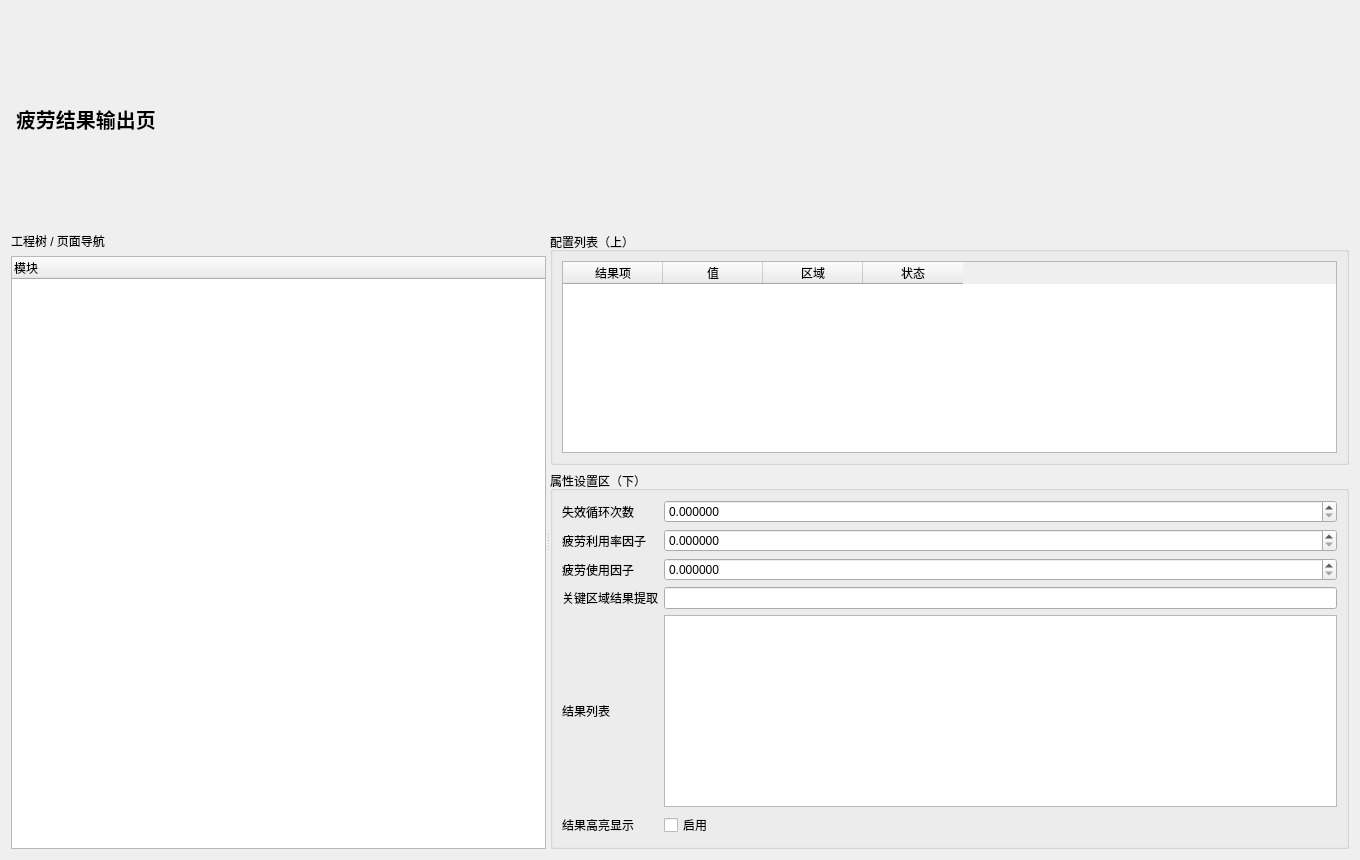
Before: the Qt Designer form plugins/Base_Display/FatigueResultOutputPage.ui in asd977/base_cae, drawn with Qt 5.
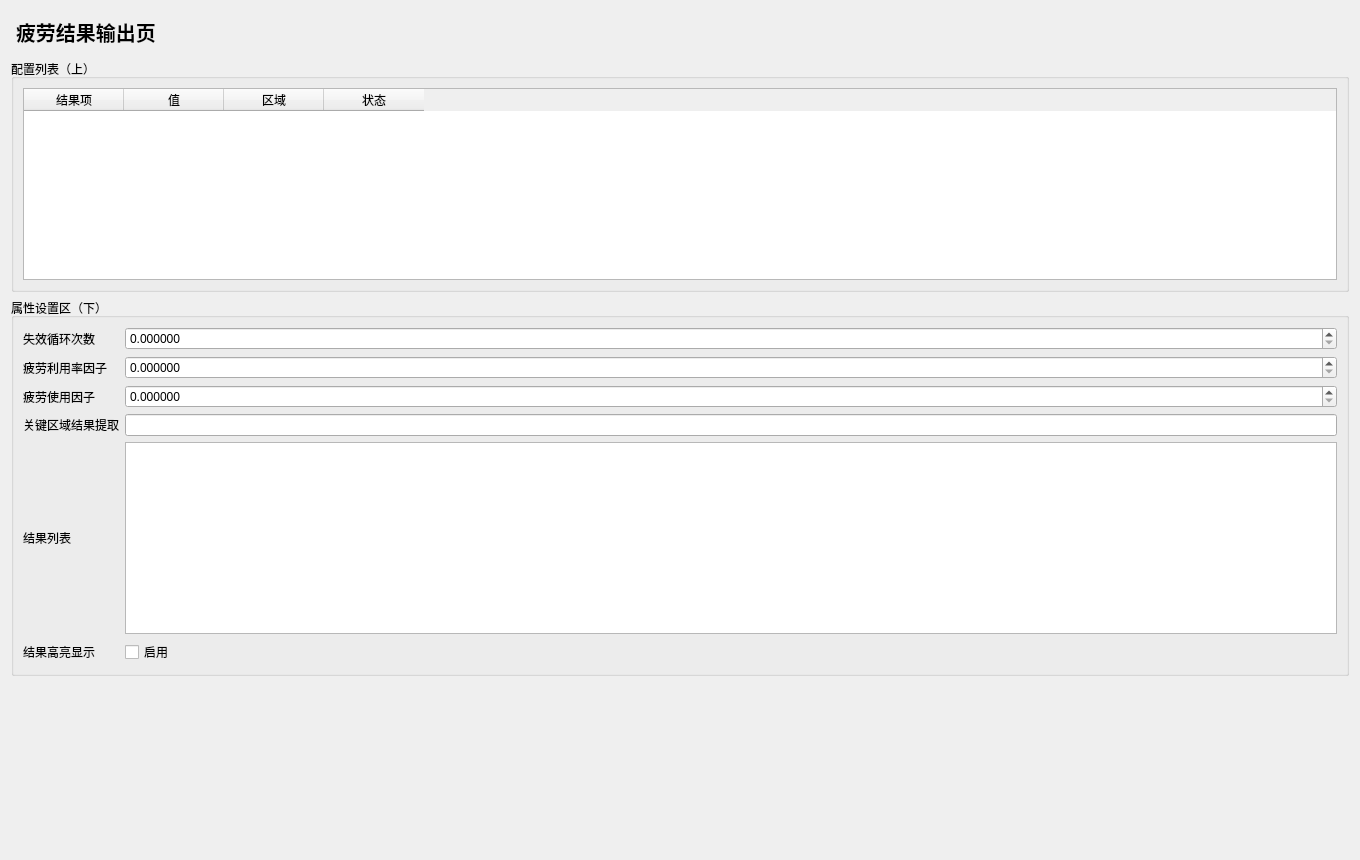
After: the same form once the commit is applied.

Commit message: 按评审意见移除左侧导航并补充底部纵向弹簧

```diff
--- a/plugins/Base_Display/FatigueResultOutputPage.ui
+++ b/plugins/Base_Display/FatigueResultOutputPage.ui
@@ -6,17 +6,6 @@
   <layout class="QVBoxLayout" name="rootLayout">
    <item><widget class="QLabel" name="titleLabel"><property name="styleSheet"><string notr="true">font-size:20px;font-weight:700;padding:6px 0;</string></property><property name="text"><string>疲劳结果输出页</string></property></widget></item>
    <item>
-    <widget class="QSplitter" name="mainSplitter">
-     <property name="orientation"><enum>Qt::Horizontal</enum></property>
-     <widget class="QWidget" name="leftPanel">
-      <layout class="QVBoxLayout" name="leftLayout">
-       <item><widget class="QLabel" name="navTitle"><property name="text"><string>工程树 / 页面导航</string></property></widget></item>
-       <item><widget class="QTreeWidget" name="navTree"><column><property name="text"><string>模块</string></property></column></widget></item>
-      </layout>
-     </widget>
-     <widget class="QWidget" name="rightPanel">
-      <layout class="QVBoxLayout" name="rightLayout">
-       <item>
         <widget class="QGroupBox" name="listGroup"><property name="title"><string>配置列表（上）</string></property>
          <layout class="QVBoxLayout" name="listLayout">
           <item><widget class="QTableWidget" name="configTable">              <column><property name="text"><string>结果项</string></property></column>
@@ -45,9 +34,11 @@
          </layout>
         </widget>
        </item>
-      </layout>
-     </widget>
-    </widget>
+   <item>
+    <spacer name="verticalSpacer">
+     <property name="orientation"><enum>Qt::Vertical</enum></property>
+     <property name="sizeHint" stdset="0"><size><width>20</width><height>40</height></size></property>
+    </spacer>
    </item>
   </layout>
  </widget>
```
Left out of the diff: 3 changed lines with no effect on the pictures. Lines whose indentation alone changed are shown as unchanged. The commit also changes 23 other files.
